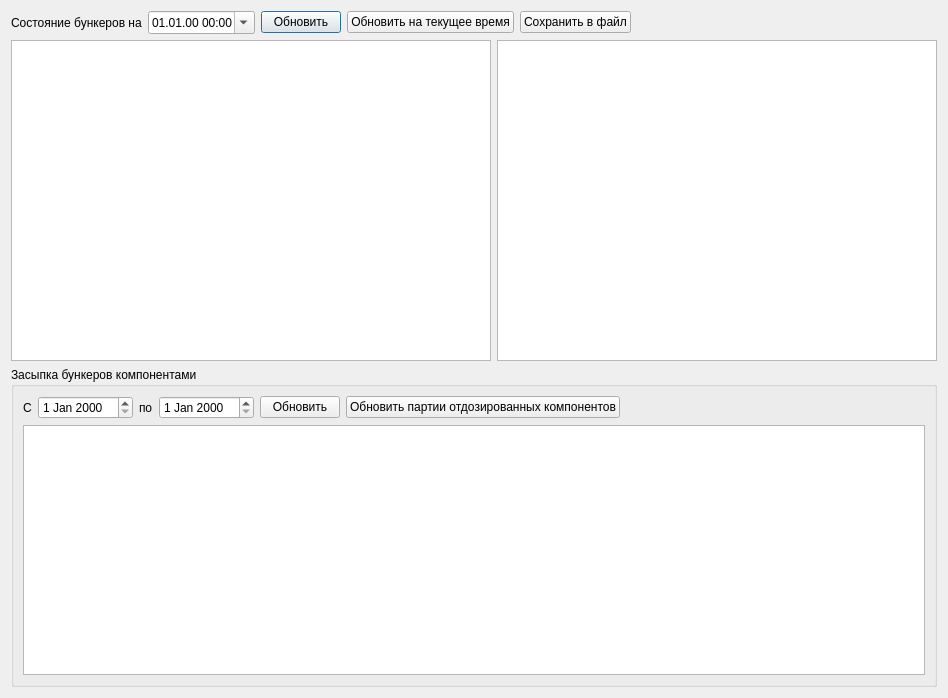
Sergeyego/doz_view, file dialogbunk.ui: the form before one commit.
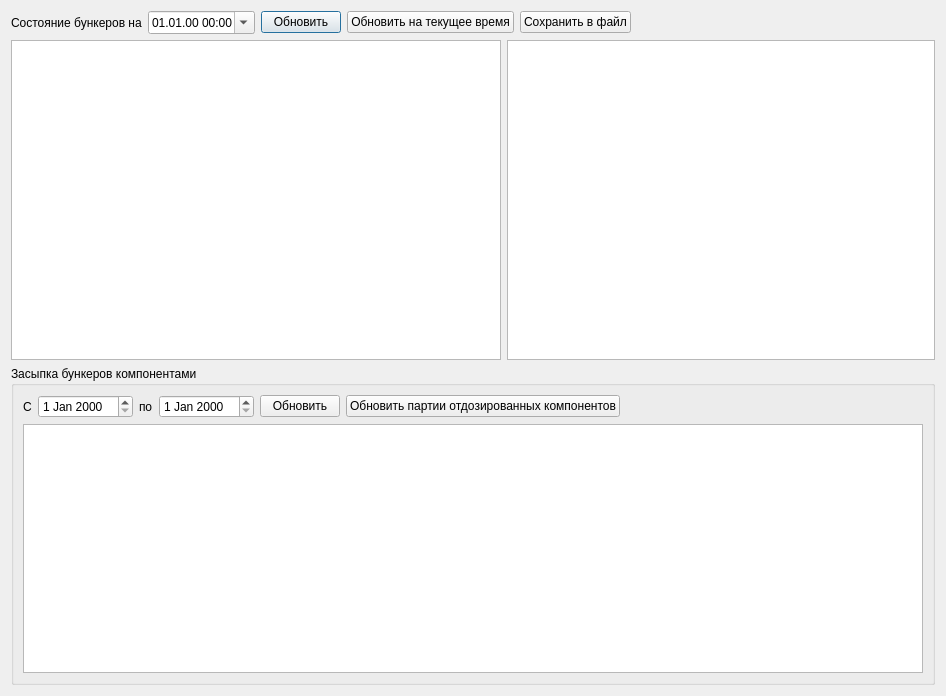
The form after the commit. Custom widgets are drawn as their Qt base class.

Commit message: fix table size

```diff
--- a/dialogbunk.ui
+++ b/dialogbunk.ui
@@ -6,8 +6,8 @@
    <rect>
     <x>0</x>
     <y>0</y>
-    <width>948</width>
-    <height>698</height>
+    <width>946</width>
+    <height>696</height>
    </rect>
   </property>
   <property name="windowTitle">
@@ -75,7 +75,7 @@
       <widget class="TableView" name="tableViewCurrent">
        <property name="minimumSize">
         <size>
-         <width>480</width>
+         <width>490</width>
          <height>0</height>
         </size>
        </property>
```
